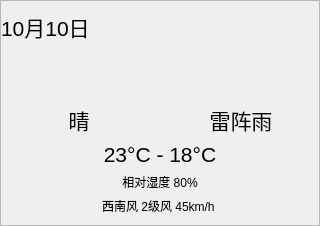
7emini/weather, file ui/table_item.ui: the form before one commit.
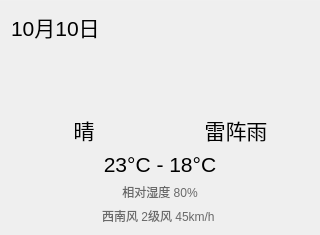
The form after the commit. Icons and pictures are not drawn.

```diff
--- a/ui/table_item.ui
+++ b/ui/table_item.ui
@@ -7,7 +7,7 @@
     <x>0</x>
     <y>0</y>
     <width>320</width>
-    <height>226</height>
+    <height>235</height>
    </rect>
   </property>
   <property name="windowTitle">
@@ -28,6 +28,11 @@
    </property>
    <item>
     <widget class="QFrame" name="frame">
+     <property name="styleSheet">
+      <string notr="true">#frame {border-bottom: 0px solid #ccc; border-top:1px solid #F0F0F0;}
+
+#ui_hum_label, #ui_wind_label{color:#696969}</string>
+     </property>
      <property name="frameShape">
       <enum>QFrame::StyledPanel</enum>
      </property>
@@ -36,13 +41,13 @@
      </property>
      <layout class="QGridLayout" name="gridLayout">
       <property name="leftMargin">
-       <number>0</number>
+       <number>10</number>
       </property>
       <property name="topMargin">
        <number>10</number>
       </property>
       <property name="rightMargin">
-       <number>0</number>
+       <number>10</number>
       </property>
       <property name="bottomMargin">
        <number>10</number>
```
